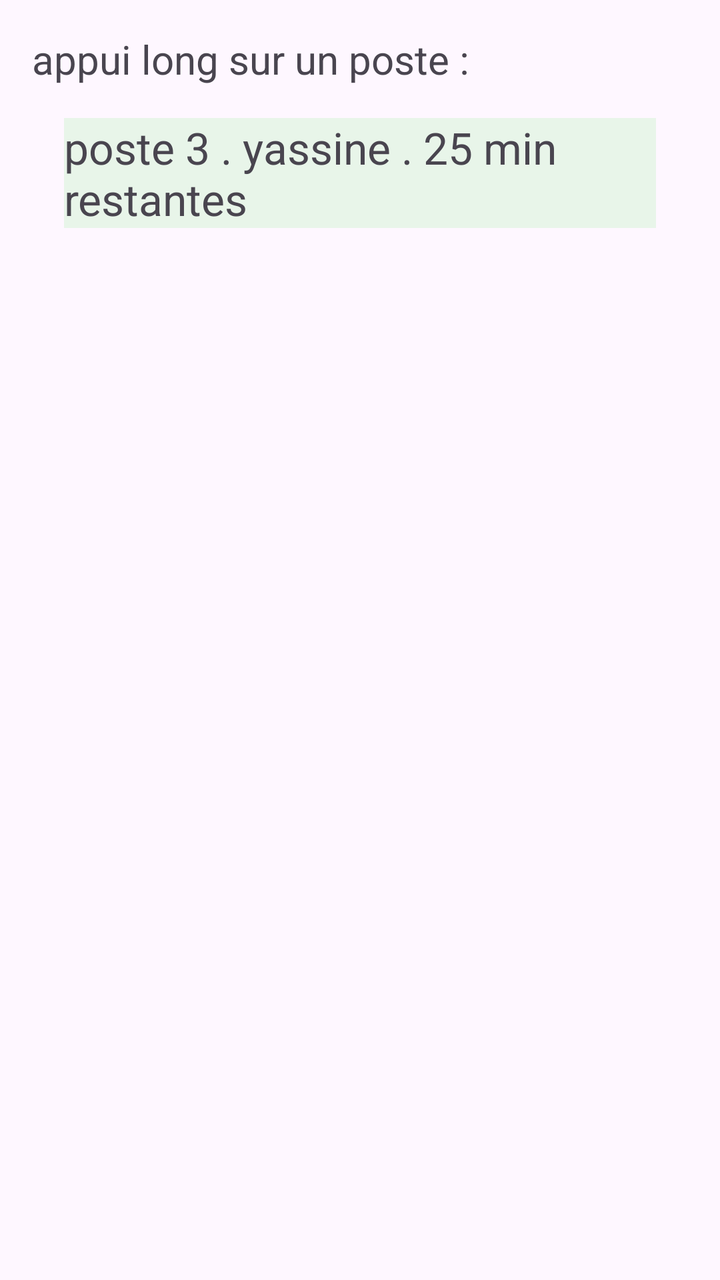
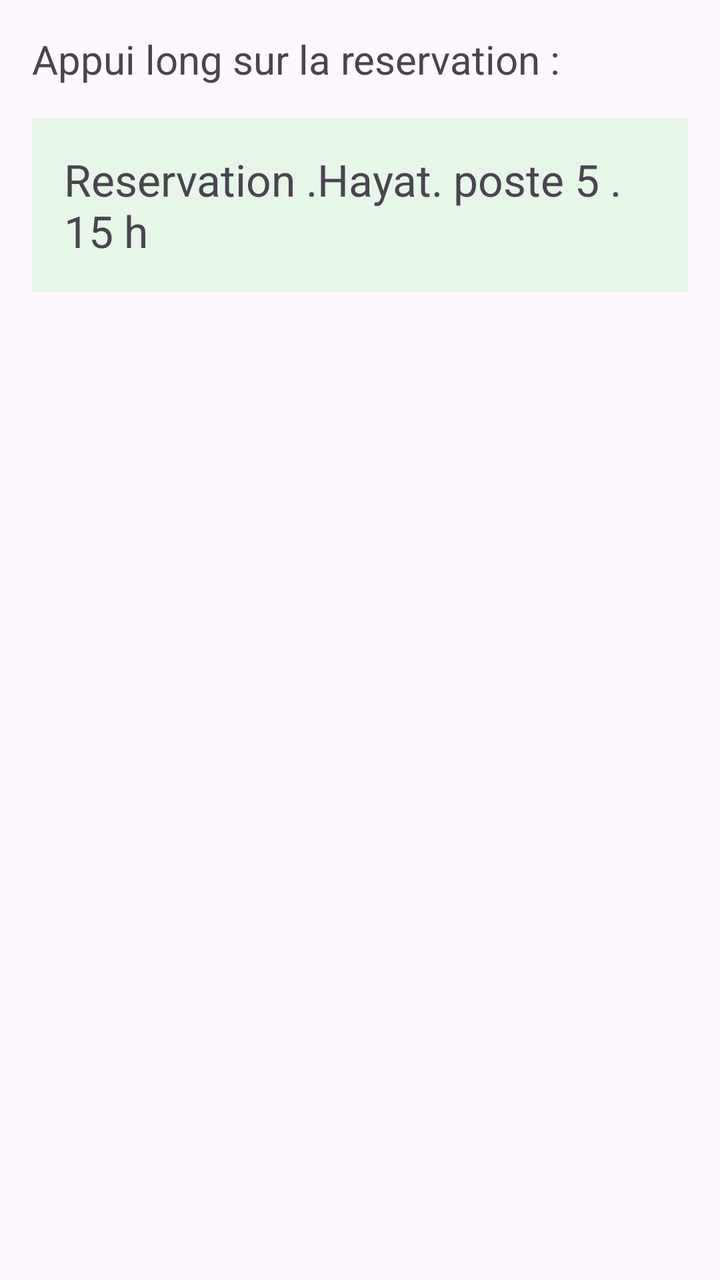

Screens rendered from an Android XML layout before and after an edit, with the pre-edit source and the edit as a unified diff.
<!-- AndroidManifest.xml: application theme Theme.AlAmal -->
<!-- res/layout/activity_playground.xml -->
<?xml version="1.0" encoding="utf-8"?>
<LinearLayout xmlns:android="http://schemas.android.com/apk/res/android"
    xmlns:tools="http://schemas.android.com/tools"
    android:id="@+id/main"
    android:layout_width="match_parent"
    android:layout_height="match_parent"
    android:orientation="vertical"
    android:padding="16dp"
    tools:context=".PlaygroundActivity">

    
    
    
    
    
    


    
    
    
    
    
    
    
    
    


    
    
    
    
    
    
    
    
    
    
    
    
    
    
    
    
    


    
    
    
    
    
    
    
    
    
    
    
    
    
    
    
    
    
    
    
    
    
    
    
    
    
    
    
    
    
    
    
    
    
    
    
    
    
    
    
    
    
    
    
    
    
    
    
    
    
    
    
    
    
    
    
    
    
    
    

    
    
    
    
    
    
    
    
    
    
    
    
    


    
    
    
    
    
    
    
    
    
    
    
    
    
    
    
    
    
    

    
    
    
    
    
    

    
    
    
    
    
    

    
    
    
    
    
    

    
    
    
    
    

    
    
    
    
    
    
    

    
    
    
    
    
    
    
    
    
    
    
    
    
    
    
    
    
    
    
    
    
    
    
    
    
    
    
    
    
    
    
    
    
    
    
    
    
    
    
    
    
    
    
    
    
    
    
    
    
    
    
    
    

    
    
    
    
    
    
    
    
    
    
    
    <TextView
        android:layout_width="wrap_content"
        android:layout_height="wrap_content"
        android:text="appui long sur un poste : "
        android:textSize="20sp"/>
    <TextView
        android:id="@+id/txtPoste3"
        android:layout_width="match_parent"
        android:layout_height="wrap_content"
        android:layout_margin="16dp"
        android:background="#E8F5E9"
        android:text="poste 3 . yassine . 25 min restantes"
        android:textSize="22sp"/>
    <TextView
        android:id="@+id/txtContext"
        android:layout_width="wrap_content"
        android:layout_height="wrap_content"
        android:textSize="22sp"/>

</LinearLayout>
<!-- resources referenced by this layout -->
<resources>
  <style name="Theme.AlAmal" parent="Theme.Material3.DayNight">
          <item name="colorPrimary">#FF1B7F3B</item>
      </style>
</resources>

<!-- the commit's change to res/layout/activity_playground.xml (unified diff, before → after) -->
@@ -240,23 +240,44 @@
     
     
     
+    
+    
+    
+    
+    
+    
+    
+    
+    
+    
+    
+    
+    
+    
+    
+    
+    
+    
     <TextView
         android:layout_width="wrap_content"
         android:layout_height="wrap_content"
-        android:text="appui long sur un poste : "
-        android:textSize="20sp"/>
+        android:text="Appui long sur la reservation :"
+        android:textSize="20sp" />
+
     <TextView
-        android:id="@+id/txtPoste3"
-        android:layout_width="match_parent"
-        android:layout_height="wrap_content"
-        android:layout_margin="16dp"
-        android:background="#E8F5E9"
-        android:text="poste 3 . yassine . 25 min restantes"
-        android:textSize="22sp"/>
-    <TextView
-        android:id="@+id/txtContext"
+        android:id="@+id/txtResa"
         android:layout_width="wrap_content"
         android:layout_height="wrap_content"
-        android:textSize="22sp"/>
+        android:layout_marginTop="16dp"
+        android:background="#E8F5E9"
+        android:padding="16dp"
+        android:text="Reservation .Hayat. poste 5 . 15 h"
+        android:textSize="22sp" />
+
+    <TextView
+        android:id="@+id/txtAction"
+        android:layout_width="wrap_content"
+        android:layout_height="wrap_content"
+        android:textSize="22sp" />
 
 </LinearLayout>
